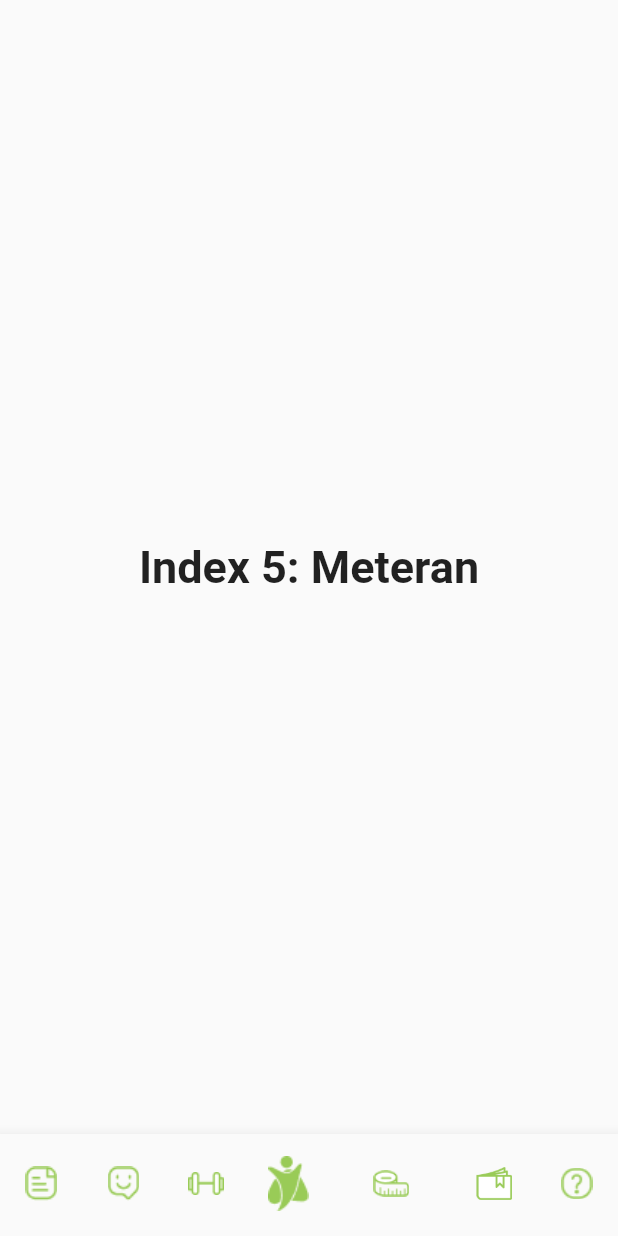
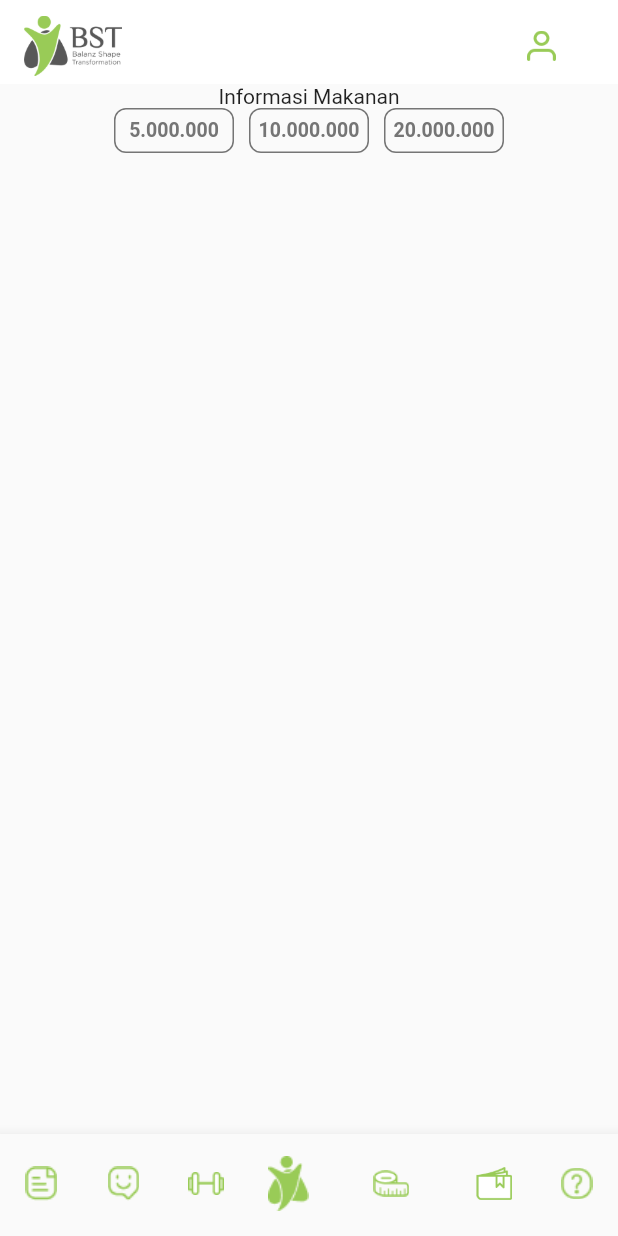
Before and after one commit to NamkuGavin/bst_flutter, a Flutter app: the screen it shows after launch, item 5 of the bottom bar chosen, on a phone screen of 412 x 824 dp. Run offline on Flutter 3.47's test engine with Material 2 defaults, Android fonts, the phone set to English and light mode, and no system bars; our stand-ins replace google_fonts.

Commit message:
feat: [AS] add makanan list

```diff
--- a/lib/main.dart
+++ b/lib/main.dart
@@ -1,4 +1,4 @@
-import 'package:bst/view/NotifPage.dart';
+import 'package:bst/view/notifikasi/NotifPage.dart';
 import 'package:bst/route/PageRoute.dart';
 import 'package:flutter/material.dart';
 
--- /dev/null
+++ b/lib/reuse/MyRadioListTile.dart
@@ -0,0 +1,65 @@
+import 'package:flutter/cupertino.dart';
+import 'package:flutter/material.dart';
+
+class MyRadioListTile<T> extends StatelessWidget {
+  final T value;
+  final T groupValue;
+  final String leading;
+  final double width;
+  // final Widget? title;
+  final ValueChanged<T> onChanged;
+
+  const MyRadioListTile(
+      {required this.value,
+      required this.groupValue,
+      required this.onChanged,
+      required this.leading,
+      required this.width,
+      // this.title,
+      });
+
+  @override
+  Widget build(BuildContext context) {
+    // final title = this.title;
+    return InkWell(
+      onTap: () => onChanged(value),
+      child: Container(
+        height: 30,
+        // padding: EdgeInsets.symmetric(horizontal: 16),
+        child: Row(
+          children: [
+            _customRadioButton,
+            // SizedBox(width: 12),
+            // if (title != null) title,
+          ],
+        ),
+      ),
+    );
+  }
+
+  Widget get _customRadioButton {
+    final bool isSelected = value == groupValue;
+    return Container(
+      width: this.width,
+      // padding: EdgeInsets.symmetric(horizontal: 12, vertical: 8),
+      decoration: BoxDecoration(
+        color: isSelected ? Colors.blue : null,
+        borderRadius: BorderRadius.circular(8),
+        border: Border.all(
+          color: isSelected ? Colors.blue! : Colors.grey[600]!,
+          width: 1,
+        ),
+      ),
+      child: Center(
+        child: Text(
+          leading,
+          style: TextStyle(
+            color: isSelected ? Colors.white : Colors.grey[600],
+            fontWeight: FontWeight.bold,
+            fontSize: 13,
+          ),
+        ),
+      ),
+    );
+  }
+}
--- a/lib/route/PageRoute.dart
+++ b/lib/route/PageRoute.dart
@@ -1,5 +1,5 @@
-import 'package:bst/view/fragment/AllNotifications.dart';
-import 'package:bst/view/NotifPage.dart';
+import 'package:bst/view/infomakanan/InfoMakanan.dart';
+import 'package:bst/view/notifikasi/NotifPage.dart';
 import 'package:flutter/material.dart';
 
 class PageRouteView extends StatefulWidget {
@@ -24,10 +24,7 @@ class _PageRouteViewState extends State<PageRouteView> {
       'Index 4: Main',
       style: optionStyle,
     ),
-    Text(
-      'Index 5: Meteran',
-      style: optionStyle,
-    ),
+    InfoMakanan(),
     Text(
       'Index 6: Catalog',
       style: optionStyle,
--- /dev/null
+++ b/lib/view/infomakanan/InfoMakanan.dart
@@ -0,0 +1,75 @@
+import 'package:bst/header/HeaderNavigation.dart';
+import 'package:flutter/material.dart';
+
+import '../../reuse/MyRadioListTile.dart';
+
+class InfoMakanan extends StatefulWidget {
+  const InfoMakanan({Key? key}) : super(key: key);
+
+  @override
+  _InfoMakananState createState() => _InfoMakananState();
+}
+
+class _InfoMakananState extends State<InfoMakanan> {
+  int _valueavailablefunds = 0;
+
+  @override
+  Widget build(BuildContext context) {
+    return Scaffold(
+      appBar: AppBar(
+        elevation: 0,
+        backgroundColor: Colors.white,
+        title: HeaderNavigation(title: ""),
+      ),
+      body: Container(
+        child: Column(
+          children: [
+            Text("Informasi Makanan"),
+            Row(
+              mainAxisAlignment: MainAxisAlignment.center,
+              children: [
+                MyRadioListTile<int>(
+                  width: 80,
+                  value: 1,
+                  groupValue: _valueavailablefunds,
+                  leading: '5.000.000',
+                  // title: Text('One'),
+                  onChanged: (value) => setState(() {
+                    _valueavailablefunds = value;
+                  }),
+                ),
+                SizedBox(
+                  width: 10,
+                ),
+                MyRadioListTile<int>(
+                  width: 80,
+                  value: 2,
+                  groupValue: _valueavailablefunds,
+                  leading: '10.000.000',
+                  // title: Text('Two'),
+                  onChanged: (value) => setState(() {
+                    _valueavailablefunds = value;
+                  }),
+                ),
+                SizedBox(
+                  width: 10,
+                ),
+                MyRadioListTile<int>(
+                  width: 80,
+                  value: 3,
+                  groupValue: _valueavailablefunds,
+                  leading: '20.000.000',
+                  // title: Text('Three'),
+                  onChanged: (value) => setState(() {
+                    _valueavailablefunds = value;
+
+                  }),
+                ),
+              ],
+            ),
+          ],
+        ),
+      ),
+    );
+  }
+}
--- a/lib/view/fragment/AllNotifications.dart
+++ b/lib/view/notifikasi/fragment/AllNotifications.dart
@@ -1,8 +1,8 @@
 import 'package:bst/model/NotifModel.dart';
+import 'package:bst/widgets/NotifItems.dart';
 import 'package:flutter/material.dart';
 import 'package:google_fonts/google_fonts.dart';
 
-import '../../widgets/NotifItems.dart';
 
 class AllNotifications extends StatefulWidget {
   const AllNotifications({Key? key}) : super(key: key);
--- a/lib/view/fragment/UnreadNotifications.dart
+++ b/lib/view/notifikasi/fragment/UnreadNotifications.dart
@@ -1,8 +1,8 @@
+import 'package:bst/model/NotifModel.dart';
+import 'package:bst/widgets/NotifItems.dart';
 import 'package:flutter/material.dart';
 import 'package:google_fonts/google_fonts.dart';
 
-import '../../model/NotifModel.dart';
-import '../../widgets/NotifItems.dart';
 
 class UnreadNotifications extends StatefulWidget {
   const UnreadNotifications({Key? key}) : super(key: key);
```
Also changed, not shown: lib/view/notifikasi/NotifPage.dart (renamed from lib/view/NotifPage.dart, +4 -3 lines).
